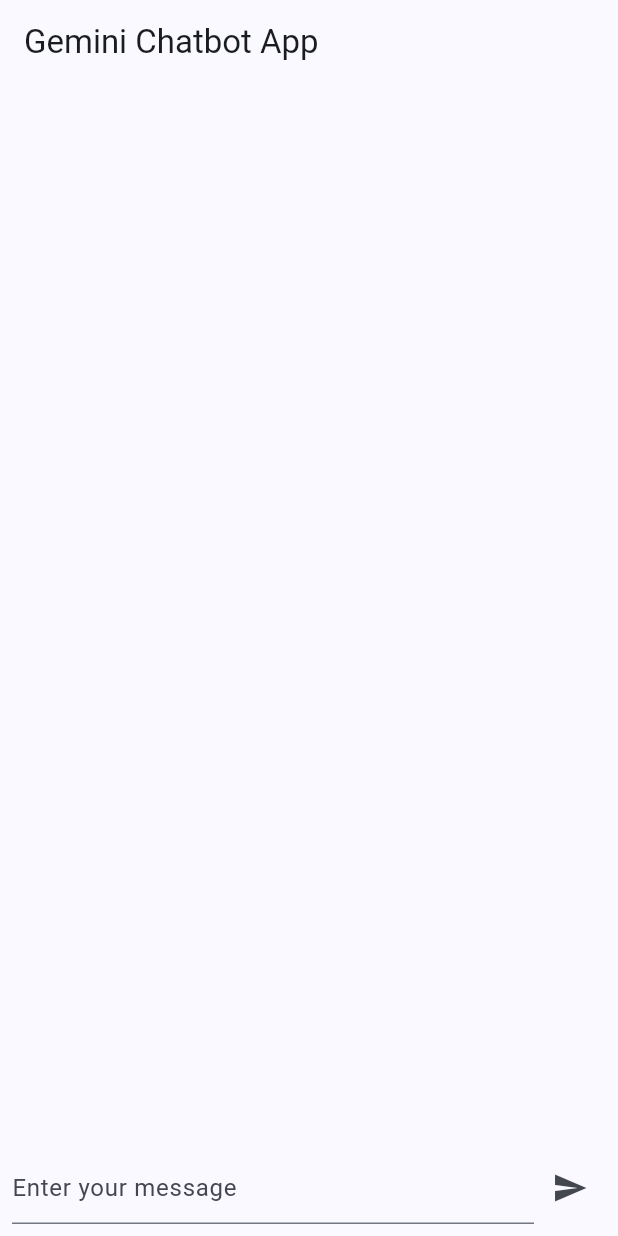
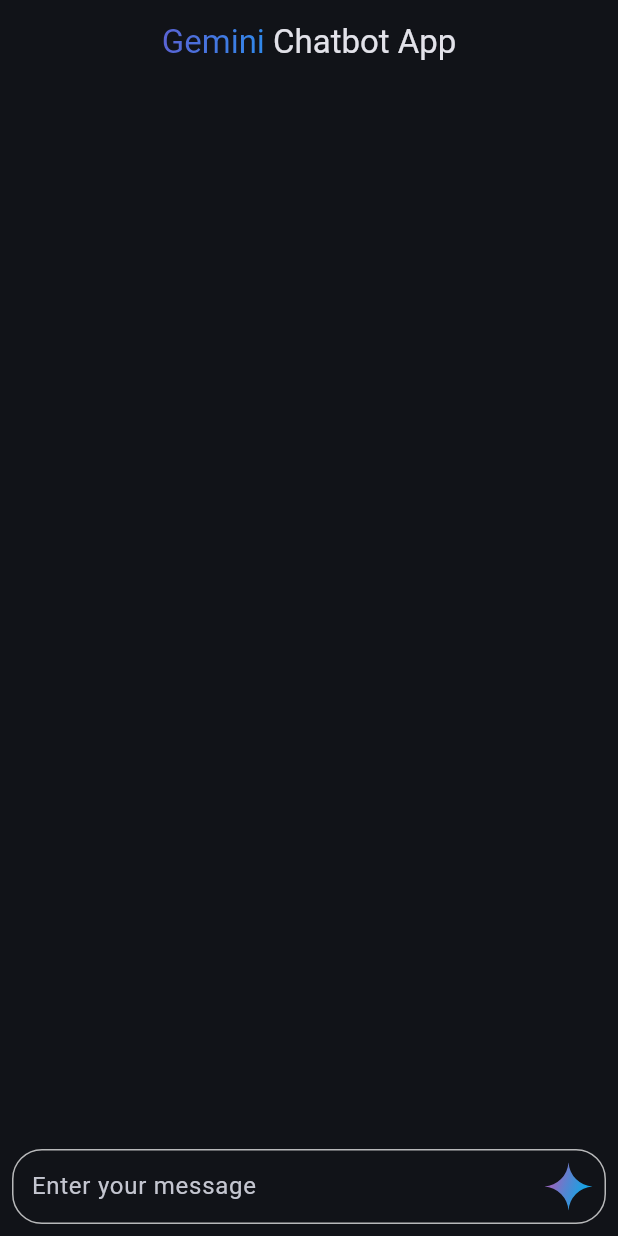
Before and after one commit to hknnci/flutter_gemini, a Flutter app: the screen it shows after launch, on a phone screen of 412 x 824 dp. Run offline on Flutter 3.47's test engine with Material 3 defaults, Android fonts, the phone set to English and light mode, and no system bars; our stand-ins replace flutter_spinkit, flutter_svg, google_generative_ai.

Commit message:
made huge design changes, added scroll feature etc.

```diff
--- a/lib/main.dart
+++ b/lib/main.dart
@@ -21,7 +21,7 @@ class MyApp extends StatelessWidget {
         debugShowCheckedModeBanner: false,
         theme: const AppTheme(TextTheme()).light(),
         darkTheme: const AppTheme(TextTheme()).dark(),
-        themeMode: ThemeMode.system,
+        themeMode: ThemeMode.dark,
         initialRoute: '/',
         routes: {
           '/': (context) => const SplashScreen(),
--- a/lib/screens/chatbot_screen.dart
+++ b/lib/screens/chatbot_screen.dart
@@ -1,29 +1,68 @@
 import 'package:flutter/material.dart';
+import 'package:flutter_spinkit/flutter_spinkit.dart';
+import 'package:flutter_svg/flutter_svg.dart';
+import 'package:provider/provider.dart';
 import 'package:flutter_gemini/models/chatbot_service.dart';
-import 'package:provider/provider.dart';
 
 class ChatScreen extends StatelessWidget {
   const ChatScreen({super.key});
 
   @override
   Widget build(BuildContext context) {
+    final chatbotProvider = Provider.of<ChatbotService>(context);
+
     return Scaffold(
       appBar: AppBar(
-        title: const Text('Gemini Chatbot App'),
+        centerTitle: true,
+        title: Text.rich(
+          TextSpan(
+            children: <InlineSpan>[
+              TextSpan(
+                text: 'Gemini ',
+                style: TextStyle(
+                  foreground: Paint()
+                    ..shader = const LinearGradient(
+                      colors: <Color>[Colors.purple, Colors.blue],
+                    ).createShader(const Rect.fromLTWH(0.0, 0.0, 200.0, 70.0)),
+                ),
+              ),
+              const TextSpan(
+                text: 'Chatbot App',
+              ),
+            ],
+          ),
+        ),
       ),
       body: Column(
         children: <Widget>[
           Expanded(
             child: Consumer<ChatbotService>(
-              builder: (context, chat, _) => ListView.builder(
+              builder: (context, chat, _) => Stack(
+                children: [
+                  ListView.builder(
+                    controller: chat.scrollController,
                     itemCount: chat.messages.length,
                     itemBuilder: (context, index) {
-                  return ListTile(
-                    title: Text(chat.messages[index]),
+                      if (chat.messages[index].startsWith("You: ")) {
+                        return _buildMessageTile(
+                          message: chat.messages[index].substring(5),
+                          isUser: true,
                         );
+                      } else {
+                        return _buildMessageTile(
+                          message: chat.messages[index].substring(8),
+                          isUser: false,
+                        );
+                      }
                     },
                   ),
+                ],
               ),
+            ),
+          ),
+          if (chatbotProvider.sendingMessage)
+            const Center(
+              child: SpinKitThreeBounce(color: Colors.white, size: 20),
             ),
           _buildInputField(context),
         ],
@@ -32,30 +71,90 @@ class ChatScreen extends StatelessWidget {
   }
 
   Widget _buildInputField(BuildContext context) {
-    TextEditingController controller = TextEditingController();
+    final TextEditingController controller = TextEditingController();
 
     return Padding(
       padding: const EdgeInsets.all(8.0),
       child: Row(
         children: <Widget>[
           Expanded(
+            child: Container(
+              decoration: BoxDecoration(
+                borderRadius: BorderRadius.circular(20.0),
+                border: Border.all(color: Colors.white70),
+              ),
+              child: Row(
+                children: <Widget>[
+                  Expanded(
+                    child: Padding(
+                      padding: const EdgeInsets.symmetric(horizontal: 12.0),
                       child: TextField(
                         controller: controller,
-              decoration: const InputDecoration(hintText: 'Enter your message'),
+                        decoration: const InputDecoration(
+                          hintText: 'Enter your message',
+                          border: InputBorder.none,
+                        ),
+                        onSubmitted: (text) {
+                          _sendMessage(context, controller.text);
+                          controller.clear();
+                        },
                       ),
                     ),
-          IconButton(
-            icon: const Icon(Icons.send),
-            onPressed: () {
-              if (controller.text.isNotEmpty) {
-                Provider.of<ChatbotService>(context, listen: false)
-                    .sendMessage(controller.text);
+                  ),
+                  GestureDetector(
+                    onTap: () {
+                      _sendMessage(context, controller.text);
                       controller.clear();
-              }
                     },
+                    child: Padding(
+                      padding: const EdgeInsets.all(8.0),
+                      child: SvgPicture.asset(
+                        'assets/gemini-icon.svg',
+                        height: 32,
+                        width: 32,
+                      ),
+                    ),
+                  ),
+                ],
+              ),
+            ),
           ),
         ],
       ),
     );
   }
+
+  Widget _buildMessageTile({String message = '', bool isUser = true}) {
+    return ListTile(
+      contentPadding: const EdgeInsets.symmetric(horizontal: 16.0),
+      visualDensity: VisualDensity.compact,
+      title: Row(
+        mainAxisAlignment:
+            isUser ? MainAxisAlignment.end : MainAxisAlignment.start,
+        children: <Widget>[
+          Flexible(
+            child: Container(
+              decoration: BoxDecoration(
+                borderRadius: BorderRadius.circular(8.0),
+                color: isUser ? Colors.blue : Colors.grey[200],
+              ),
+              padding: const EdgeInsets.all(12.0),
+              child: Text(
+                message,
+                style: TextStyle(
+                  color: isUser ? Colors.white : Colors.black,
+                ),
+              ),
+            ),
+          ),
+        ],
+      ),
+    );
   }
+
+  void _sendMessage(BuildContext context, String message) {
+    if (message.isNotEmpty) {
+      Provider.of<ChatbotService>(context, listen: false).sendMessage(message);
+    }
+  }
+}
--- a/pubspec.yaml
+++ b/pubspec.yaml
@@ -13,6 +13,7 @@ dependencies:
   google_generative_ai: ^0.3.2
   provider: ^6.1.2
   flutter_svg: ^2.0.10+1
+  flutter_spinkit: ^5.2.1
 
 
   cupertino_icons: ^1.0.6
@@ -28,3 +29,4 @@ flutter:
   uses-material-design: true
   assets:
    - assets/gemini.svg
+   - assets/gemini-icon.svg
```
Also changed, not shown: lib/models/chatbot_service.dart (+22 -1 lines), assets/gemini-icon.svg (added), pubspec.lock. Lines whose indentation alone changed are shown as unchanged.
